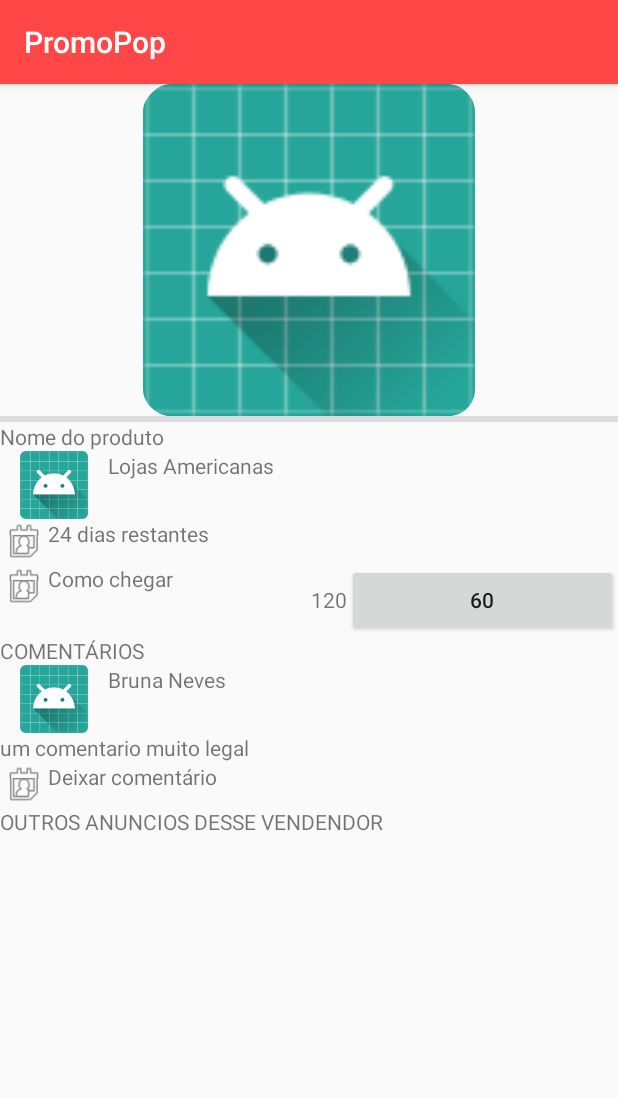
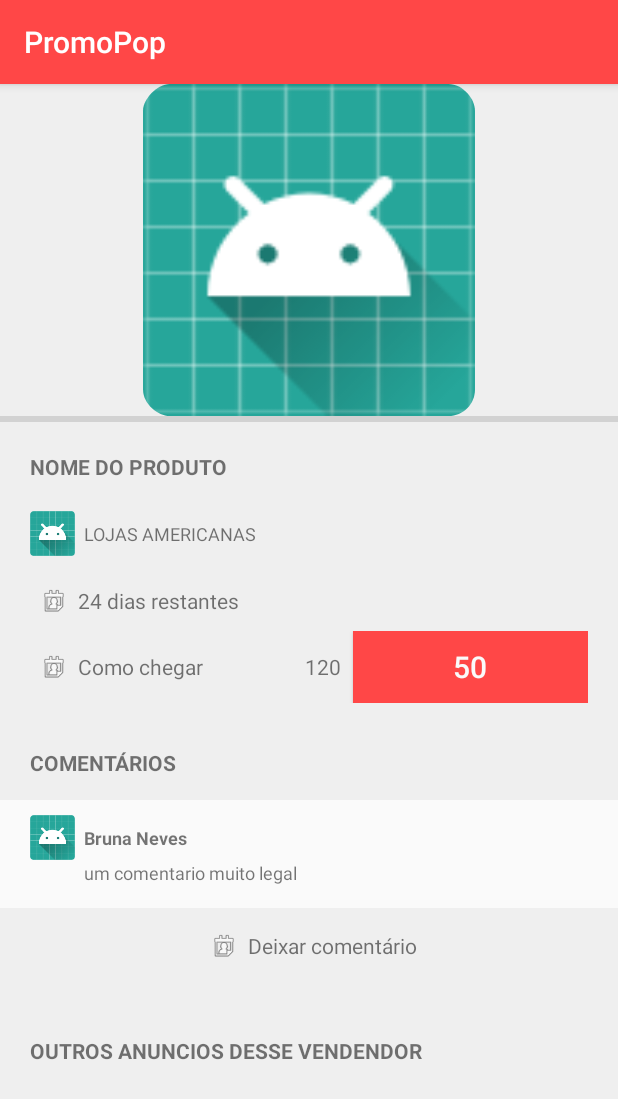
Before and after one commit to BrunaN/PromoPopApp, an Android app: the ProductActivity screen opened directly, with no data from a screen before it, on a phone screen of 412 x 824 dp. Shown: the top 1099 px of the screen. Run offline under Robolectric (Android 15) with nearby library versions, the light colour scheme and no system bars.

Commit message:
Visualizar produto

```diff
--- a/PromoPopAplication/app/src/main/AndroidManifest.xml
+++ b/PromoPopAplication/app/src/main/AndroidManifest.xml
@@ -32,14 +32,13 @@
             android:name=".MainActivity"
             android:label="@string/app_name"
             android:theme="@style/AppTheme.NoActionBar">
-        </activity>
-        <activity android:name=".ProductActivity" />
-        <activity android:name=".Login">
             <intent-filter>
                 <action android:name="android.intent.action.MAIN" />
                 <category android:name="android.intent.category.LAUNCHER" />
             </intent-filter>
         </activity>
+        <activity android:name=".ProductActivity" />
+        <activity android:name=".Login"/>
         <activity android:name=".Preferences" />
         <activity android:name=".WishList"></activity>
         <activity android:name=".Cadastro"></activity>
--- a/PromoPopAplication/app/src/main/res/layout/activity_product.xml
+++ b/PromoPopAplication/app/src/main/res/layout/activity_product.xml
@@ -6,12 +6,15 @@
     android:layout_height="match_parent"
     tools:context=".ProductActivity">
 
+    <ScrollView
+        android:layout_width="match_parent"
+        android:layout_height="match_parent"
+        android:background="@color/colorPrimaryDark">
+
         <LinearLayout
             android:layout_width="match_parent"
-        android:layout_height="match_parent"
-        android:orientation="vertical"
-        tools:layout_editor_absoluteX="173dp"
-        tools:layout_editor_absoluteY="0dp">
+            android:layout_height="wrap_content"
+            android:orientation="vertical">
 
             <ImageView
                 android:id="@+id/productImage"
@@ -25,21 +28,39 @@
                 android:layout_height="4dp"
                 android:background="?android:attr/listDivider" />
 
+
+            <LinearLayout
+                android:layout_width="match_parent"
+                android:layout_height="wrap_content"
+                android:orientation="vertical">
+
+                <LinearLayout
+                    android:layout_width="match_parent"
+                    android:layout_height="wrap_content"
+                    android:orientation="vertical"
+                    android:paddingTop="20dp"
+                    android:paddingRight="20dp"
+                    android:paddingLeft="20dp">
+
                     <TextView
                         android:id="@+id/productName"
                         android:layout_width="match_parent"
                         android:layout_height="wrap_content"
-            android:text="Nome do produto" />
+                        android:layout_marginBottom="20dp"
+                        android:text="Nome do Produto"
+                        android:textAllCaps="true"
+                        android:textStyle="bold" />
 
                     <LinearLayout
                         android:layout_width="wrap_content"
                         android:layout_height="wrap_content"
+                        android:layout_marginBottom="20dp"
                         android:orientation="horizontal">
 
                         <ImageView
                             android:id="@+id/storeImage"
-                android:layout_width="wrap_content"
-                android:layout_height="45dp"
+                            android:layout_width="30dp"
+                            android:layout_height="30dp"
                             android:layout_weight="1"
                             app:srcCompat="@mipmap/ic_launcher_round" />
 
@@ -47,19 +68,25 @@
                             android:id="@+id/storeName"
                             android:layout_width="match_parent"
                             android:layout_height="wrap_content"
+                            android:layout_gravity="center"
                             android:layout_weight="1"
-                android:text="Lojas Americanas" />
+                            android:paddingLeft="6dp"
+                            android:text="Lojas Americanas"
+                            android:textAllCaps="true"
+                            android:textSize="12sp" />
+
                     </LinearLayout>
 
                     <LinearLayout
                         android:layout_width="wrap_content"
                         android:layout_height="wrap_content"
-            android:orientation="horizontal">
+                        android:orientation="horizontal"
+                        android:layout_marginBottom="10dp">
 
                         <ImageView
                             android:id="@+id/calendar"
                             android:layout_width="wrap_content"
-                android:layout_height="30dp"
+                            android:layout_height="20dp"
                             android:layout_weight="1"
                             app:srcCompat="@android:drawable/ic_menu_my_calendar" />
 
@@ -67,6 +94,7 @@
                             android:id="@+id/productTime"
                             android:layout_width="match_parent"
                             android:layout_height="wrap_content"
+                            android:layout_gravity="center"
                             android:layout_weight="1"
                             android:text="24 dias restantes" />
                     </LinearLayout>
@@ -74,24 +102,26 @@
                     <LinearLayout
                         android:layout_width="match_parent"
                         android:layout_height="wrap_content"
+                        android:layout_marginBottom="30dp"
                         android:orientation="horizontal">
 
                         <LinearLayout
                             android:layout_width="wrap_content"
                             android:layout_height="wrap_content"
+                            android:layout_gravity="center"
                             android:orientation="horizontal">
 
                             <ImageView
-                    android:id="@+id/map"
                                 android:layout_width="wrap_content"
-                    android:layout_height="30dp"
+                                android:layout_height="20dp"
                                 android:layout_weight="1"
                                 app:srcCompat="@android:drawable/ic_menu_my_calendar" />
 
                             <TextView
-                    android:id="@+id/storeRouter"
+                                android:id="@+id/router"
                                 android:layout_width="match_parent"
                                 android:layout_height="wrap_content"
+                                android:layout_gravity="center"
                                 android:layout_weight="1"
                                 android:text="Como chegar" />
                         </LinearLayout>
@@ -100,7 +130,9 @@
                             android:id="@+id/productPriceBefore"
                             android:layout_width="wrap_content"
                             android:layout_height="wrap_content"
+                            android:layout_gravity="center"
                             android:layout_weight="1"
+                            android:paddingRight="8dp"
                             android:text="120"
                             android:textAlignment="textEnd" />
 
@@ -109,20 +141,41 @@
                             android:layout_width="wrap_content"
                             android:layout_height="wrap_content"
                             android:layout_weight="1"
-                android:ellipsize="marquee"
-                android:text="60" />
+                            android:background="@color/colorPrimary"
+                            android:text="50"
+                            android:textColor="?android:attr/windowBackground"
+                            android:textSize="20sp" />
                     </LinearLayout>
 
-        <TextView
-            android:id="@+id/comments"
+                </LinearLayout>
+
+
+                <LinearLayout
+                    android:id="@+id/layout_comments"
                     android:layout_width="match_parent"
                     android:layout_height="wrap_content"
-            android:text="COMENTÁRIOS" />
+                    android:orientation="vertical">
+
+                    <TextView
+                        android:id="@+id/title_comments"
+                        android:textAllCaps="true"
+                        android:layout_width="match_parent"
+                        android:layout_height="wrap_content"
+                        android:layout_marginBottom="15dp"
+                        android:paddingRight="20dp"
+                        android:paddingLeft="20dp"
+                        android:text="COMENTÁRIOS"
+                        android:textStyle="bold" />
+
 
                     <LinearLayout
                         android:layout_width="match_parent"
                         android:layout_height="wrap_content"
-            android:orientation="vertical">
+                        android:orientation="vertical"
+                        android:paddingRight="20dp"
+                        android:paddingLeft="20dp"
+                        android:paddingTop="10dp"
+                        android:background="?android:attr/windowBackground">
 
                         <LinearLayout
                             android:layout_width="wrap_content"
@@ -131,8 +184,8 @@
 
                             <ImageView
                                 android:id="@+id/userImage"
-                    android:layout_width="wrap_content"
-                    android:layout_height="45dp"
+                                android:layout_width="30dp"
+                                android:layout_height="30dp"
                                 android:layout_weight="1"
                                 app:srcCompat="@mipmap/ic_launcher_round" />
 
@@ -140,8 +193,12 @@
                                 android:id="@+id/userName"
                                 android:layout_width="match_parent"
                                 android:layout_height="wrap_content"
+                                android:layout_gravity="center"
                                 android:layout_weight="1"
-                    android:text="Bruna Neves" />
+                                android:paddingLeft="6dp"
+                                android:text="Bruna Neves"
+                                android:textSize="12sp"
+                                android:textStyle="bold" />
 
                         </LinearLayout>
 
@@ -149,20 +206,30 @@
                             android:id="@+id/comment"
                             android:layout_width="wrap_content"
                             android:layout_height="wrap_content"
+                            android:layout_marginBottom="15dp"
+                            android:layout_marginLeft="36dp"
                             android:layout_weight="1"
-                android:text="um comentario muito legal" />
+                            android:text="um comentario muito legal"
+                            android:textSize="12sp" />
                     </LinearLayout>
+
+                </LinearLayout>
+
+
 
                 <LinearLayout
                     android:layout_width="wrap_content"
                     android:layout_height="wrap_content"
+                    android:layout_gravity="center"
+                    android:layout_marginBottom="30dp"
+                    android:layout_marginTop="15dp"
                     android:gravity="center_horizontal"
                     android:orientation="horizontal">
 
                     <ImageView
                         android:id="@+id/commentImage"
                         android:layout_width="wrap_content"
-                android:layout_height="30dp"
+                        android:layout_height="20dp"
                         android:layout_weight="1"
                         app:srcCompat="@android:drawable/ic_menu_my_calendar" />
 
@@ -174,12 +241,24 @@
                         android:text="Deixar comentário" />
                 </LinearLayout>
 
+                <LinearLayout
+                    android:layout_width="match_parent"
+                    android:layout_height="wrap_content"
+                    android:padding="20dp"
+                    android:orientation="vertical">
+
                     <TextView
                         android:id="@+id/textView15"
                         android:layout_width="match_parent"
                         android:layout_height="wrap_content"
-            android:text="OUTROS ANUNCIOS DESSE VENDENDOR" />
+                        android:text="OUTROS ANUNCIOS DESSE VENDENDOR"
+                        android:textStyle="bold" />
 
                 </LinearLayout>
 
+            </LinearLayout>
+
+        </LinearLayout>
+    </ScrollView>
+
 </android.support.constraint.ConstraintLayout>
--- a/PromoPopAplication/app/src/main/res/values/colors.xml
+++ b/PromoPopAplication/app/src/main/res/values/colors.xml
@@ -1,6 +1,6 @@
 <?xml version="1.0" encoding="utf-8"?>
 <resources>
     <color name="colorPrimary">#FF4747</color>
-    <color name="colorPrimaryDark">#303F9F</color>
+    <color name="colorPrimaryDark">#EFEFEF</color>
     <color name="colorAccent">#FF4081</color>
 </resources>
```
Lines whose indentation alone changed are shown as unchanged.
